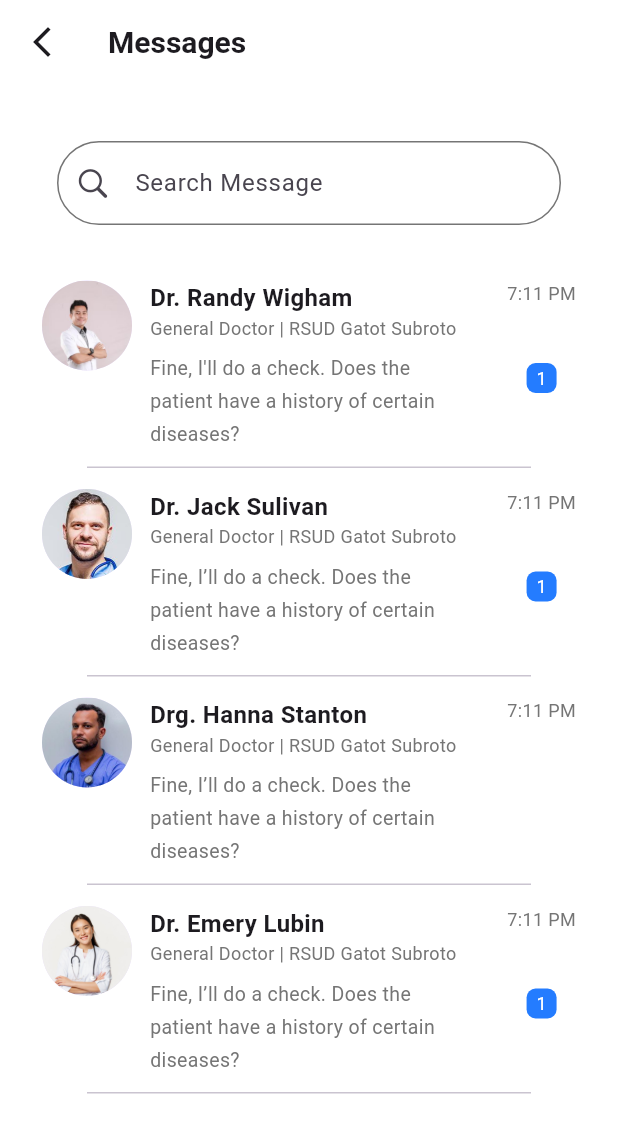
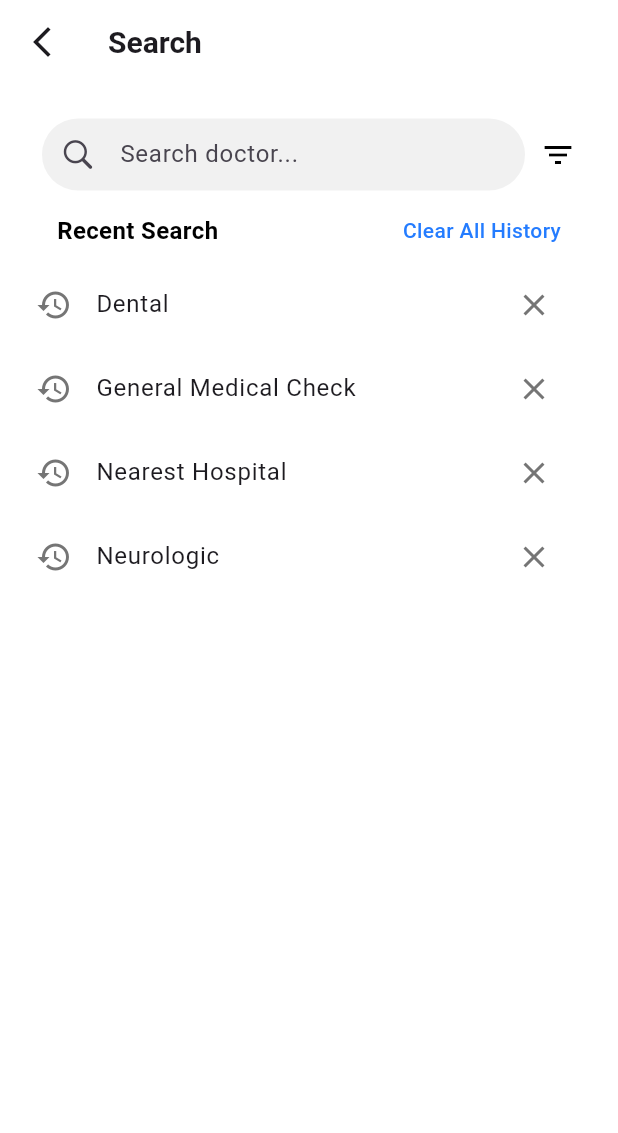
Before and after one commit to nadanasser0/Health_Care_App, a Flutter app: the screen it shows after launch, on a phone screen of 412 x 824 dp. Shown: the top 1133 px of the screen. Run offline on Flutter 3.47's test engine with Material 3 defaults, Android fonts, the phone set to English and light mode, and no system bars; our stand-ins replace easy_date_timeline, emoji_picker_flutter, file_picker, image_picker, smooth_page_indicator; missing offline and left inert: record.

Commit message:
search_screen

```diff
--- a/lib/Presentation/chats/view/chat_details_screen.dart
+++ b/lib/Presentation/chats/view/chat_details_screen.dart
@@ -100,8 +100,7 @@ class _ChatPageState extends State<ChatPage> {
             Expanded(
               child: ListView.builder(
                 controller:
-                    _scrollController, // ✅ نتحكم في حركة القائمة لما نضيف رسالة
-                padding: const EdgeInsets.all(12),
+                    _scrollController,                padding: const EdgeInsets.all(12),
                 itemCount: _messages.length,
                 itemBuilder: (context, index) {
                   final msg = _messages[index];
--- a/lib/Presentation/chats/view/chats_list_screen.dart
+++ b/lib/Presentation/chats/view/chats_list_screen.dart
@@ -17,7 +17,8 @@ class _ChatsListScreen extends State<ChatsListScreen> {
 
   @override
   Widget build(BuildContext context) {
-    return Scaffold(
+    return
+    Scaffold(
       backgroundColor: AppColors.whiteColor,
       appBar:
       AppBar(
--- /dev/null
+++ b/lib/Presentation/search/search_screen.dart
@@ -0,0 +1,495 @@
+import 'package:flutter/cupertino.dart';
+import 'package:flutter/material.dart';
+import 'package:health_care_app/core/constants/colors.dart';
+
+class SearchScreen extends StatefulWidget {
+  const SearchScreen({super.key});
+
+  @override
+  State<SearchScreen> createState() => _SearchScreenState();
+}
+
+class _SearchScreenState extends State<SearchScreen> {
+  String selectedFilter = "All";
+  String searchText = "";
+  String selectedSpeciality = "All";
+  double? selectedRating;
+
+  List<String> recentSearches = [
+    "Dental",
+    "General Medical Check",
+    "Nearest Hospital",
+    "Neurologic"
+  ];
+
+  final List<Map<String, dynamic>> allDoctors = List.generate(20, (index) {
+    final baseDoctors = [
+      {
+        "name": "Dr. Randy Wigham",
+        "speciality": "General",
+        "hospital": "RSUD Gatot Subroto",
+        "rating": 4.8,
+        "reviews": 4279,
+        "image": "lib/images/doc1(chat).jpg"
+      },
+      {
+        "name": "Dr. Jack Sulivan",
+        "speciality": "Neurologic",
+        "hospital": "RSUD Gatot Subroto",
+        "rating": 4.5,
+        "reviews": 4279,
+        "image": "lib/images/doc2(chat).jpg"
+      },
+      {
+        "name": "Dr. Hanna Stanton",
+        "speciality": "Pediatric",
+        "hospital": "RSUD Gatot Subroto",
+        "rating": 4.3,
+        "reviews": 4279,
+        "image": "lib/images/doc3(chat).jpg"
+      },
+    ];
+    return baseDoctors[index % baseDoctors.length];
+  });
+
+  List<Map<String, dynamic>> filteredDoctors = [];
+
+  @override
+  void initState() {
+    super.initState();
+    filteredDoctors = allDoctors;
+  }
+
+  void _filterDoctors() {
+    setState(() {
+      filteredDoctors = allDoctors.where((doctor) {
+        final matchesSearch = doctor["name"]
+                .toString()
+                .toLowerCase()
+                .contains(searchText.toLowerCase()) ||
+            doctor["speciality"]
+                .toString()
+                .toLowerCase()
+                .contains(searchText.toLowerCase());
+
+        final matchesSpeciality =
+            selectedSpeciality == "All" || doctor["speciality"] == selectedSpeciality;
+
+        final matchesRating =
+            selectedRating == null || doctor["rating"] >= selectedRating!;
+
+        return matchesSearch && matchesSpeciality && matchesRating;
+      }).toList();
+    });
+  }
+
+  void _openSortBottomSheet() {
+    showModalBottomSheet(
+      context: context,
+      backgroundColor: AppColors.whiteColor,
+      shape: const RoundedRectangleBorder(
+        borderRadius: BorderRadius.vertical(top: Radius.circular(25)),
+      ),
+      builder: (context) {
+        return StatefulBuilder(
+          builder: (context, setModalState) {
+            return Padding(
+              padding: const EdgeInsets.all(30),
+              child: Column(
+                mainAxisSize: MainAxisSize.min,
+                crossAxisAlignment: CrossAxisAlignment.start,
+                children: [
+                  Center(
+                    child: Container(
+                      width: 40,
+                      height: 4,
+                      decoration: BoxDecoration(
+                        color: AppColors.greyColor,
+                        borderRadius: BorderRadius.circular(10),
+                      ),
+                    ),
+                  ),
+                  const SizedBox(height: 15),
+                  const Center(
+                    child: Text(
+                      "Sort By",
+                      style: TextStyle(fontSize: 18, fontWeight: FontWeight.w600),
+                    ),
+                  ),
+                  const SizedBox(height: 30),
+                  Divider(
+                      indent: 10,
+                      endIndent: 10,
+                      height: .4,
+                      color: AppColors.greyColor.withOpacity(.2)),
+                  const SizedBox(height: 30),
+                  const Text(
+                    "Speciality",
+                    style: TextStyle(fontSize: 16, fontWeight: FontWeight.w500),
+                  ),
+                  const SizedBox(height: 20),
+                  Wrap(
+                    spacing: 10,
+                    children: ["All", "General", "Neurologic", "Pediatric"]
+                        .map((filter) => ChoiceChip(
+                              label: Text(filter),
+                              selected: selectedSpeciality == filter,
+                              selectedColor: AppColors.blueColor,
+                              labelStyle: TextStyle(
+                                color: selectedSpeciality == filter
+                                    ?AppColors.whiteColor
+                                    :AppColors.blackColor,
+                              ),
+                              onSelected: (val) {
+                                setModalState(() {
+                                  selectedSpeciality = filter;
+                                });
+                              },
+                            ))
+                        .toList(),
+                  ),
+                  const SizedBox(height: 30),
+                  const Text(
+                    "Rating",
+                    style: TextStyle(fontSize: 16, fontWeight: FontWeight.w500),
+                  ),
+                  const SizedBox(height: 20),
+                  Wrap(
+                    spacing: 10,
+                    children: [
+
+
+                      ChoiceChip(
+                        showCheckmark: false,
+
+
+                        avatar: Icon(Icons.star, size: 16, color: AppColors.whiteColor),
+                        label: const Text("All"),
+                        selected: selectedRating == null,
+                        selectedColor: AppColors.blueColor,
+                        labelStyle: TextStyle(
+                          color: selectedRating == null ?AppColors.whiteColor :AppColors.greyColor,
+                        ),
+                        onSelected: (val) {
+                          setModalState(() {
+                            selectedRating = null;
+                          });
+                        },
+                      ),
+                      ...[5.0, 4.0, 3.0].map(
+                        (rate) => ChoiceChip(
+
+                          showCheckmark: false,
+
+                          avatar:  Icon(Icons.star, size: 16, color:AppColors.whiteColor),
+                          label: Text(rate.toInt().toString()),
+                          selected: selectedRating == rate,
+                          selectedColor: AppColors.blueColor,
+                          labelStyle: TextStyle(
+                            color: selectedRating == rate ?AppColors.whiteColor : AppColors.blackColor,
+                          ),
+                          onSelected: (val) {
+                            setModalState(() {
+                              selectedRating = rate;
+                            });
+                          },
+                        ),
+                      ),
+                    ],
+                  ),
+                  const SizedBox(height: 35),
+                  SizedBox(
+                    width: double.infinity,
+                    child: ElevatedButton(
+                      style: ElevatedButton.styleFrom(
+                        backgroundColor: AppColors.blueColor,
+                        shape: RoundedRectangleBorder(
+                          borderRadius: BorderRadius.circular(12),
+                        ),
+                        padding: const EdgeInsets.symmetric(vertical: 14),
+                      ),
+                      onPressed: () {
+                        Navigator.pop(context);
+                        _filterDoctors();
+                      },
+                      child:  Text(
+                        "Done",
+                        style: TextStyle(fontSize: 16, color:AppColors.whiteColor),
+                      ),
+                    ),
+                  ),
+                  const SizedBox(height: 10),
+                ],
+              ),
+            );
+          },
+        );
+      },
+    );
+  }
+
+  @override
+  Widget build(BuildContext context) {
+    return Scaffold(
+      backgroundColor: AppColors.whiteColor,
+      appBar: AppBar(
+        leading: IconButton(
+          onPressed: () => Navigator.pop(context),
+          icon: const Icon(Icons.arrow_back_ios_new),
+        ),
+        backgroundColor: AppColors.whiteColor,
+        title: const Text(
+          "Search",
+          style: TextStyle(fontSize: 20, fontWeight: FontWeight.w600),
+        ),
+        elevation: 0,
+      ),
+      body:
+      Padding(
+        padding: const EdgeInsets.all(8.0),
+        child:
+         Column(
+          crossAxisAlignment: CrossAxisAlignment.start,
+          children: [
+            Padding(
+              padding: const EdgeInsets.symmetric(horizontal: 20, vertical: 15),
+              child:
+              Row(
+                children: [
+                  Expanded(
+                    child:
+                     TextField(
+                      onChanged: (value) {
+                        searchText = value;
+                        _filterDoctors();
+                      },
+                      onSubmitted: (value) {
+                        setState(() {
+                          searchText = value;
+                          if (value.trim().isNotEmpty &&
+                              !recentSearches.contains(value)) {
+                            recentSearches.insert(0, value);
+                          }
+                        });
+                        _filterDoctors();
+                      },
+                      decoration: InputDecoration(
+                        hintText: "Search doctor...",
+                        prefixIcon: const Icon(CupertinoIcons.search),
+                        filled: true,
+                        fillColor: AppColors.greyColor.withOpacity(0.1),
+                        contentPadding: const EdgeInsets.symmetric(vertical: 0),
+                        border: OutlineInputBorder(
+                          borderRadius: BorderRadius.circular(25),
+                          borderSide: BorderSide.none,
+                        ),
+                      ),
+                    ),
+                  ),
+                  const SizedBox(width: 10),
+                  InkWell(
+                    onTap: _openSortBottomSheet,
+                    borderRadius: BorderRadius.circular(100),
+                    child:  Icon(Icons.filter_list, color:AppColors.blackColor),
+                  ),
+                ],
+              ),
+            ),
+
+            if (searchText.isEmpty) ...[
+              Padding(
+                padding: const EdgeInsets.symmetric(horizontal: 30),
+                child: Row(
+                  mainAxisAlignment: MainAxisAlignment.spaceBetween,
+                  children: [
+                     Text(
+                      "Recent Search",
+                      style: TextStyle(
+                        fontSize: 16,
+                        fontWeight: FontWeight.w600,
+                        color: AppColors.blackColor,
+                      ),
+                    ),
+                    GestureDetector(
+                      onTap: () {
+                        setState(() {
+                          recentSearches.clear();
+                        });
+                      },
+                      child:  Text(
+                        "Clear All History",
+                        style: TextStyle(
+                          fontSize: 14,
+                          color:AppColors.blueColor,
+                          fontWeight: FontWeight.w500,
+                        ),
+                      ),
+                    ),
+                  ],
+                ),
+              ),
+              const SizedBox(height: 10),
+              ListView.builder(
+                shrinkWrap: true,
+                physics: const NeverScrollableScrollPhysics(),
+                itemCount: recentSearches.length,
+                itemBuilder: (context, index) {
+                  final item = recentSearches[index];
+                  return
+                  ListTile(
+                    leading:  Icon(Icons.history, color:AppColors.greyColor),
+                    title: Text(item),
+                    trailing: IconButton(
+                      icon:  Icon(Icons.close, color: AppColors.greyColor),
+                      onPressed: () {
+                        setState(() {
+                          recentSearches.removeAt(index);
+                        });
+                      },
+                    ),
+                    onTap: () {
+                      setState(() {
+                        searchText = item;
+                      });
+                      _filterDoctors();
+                    },
+                  );
+                },
+              ),
+            ],
+
+            if (searchText.isNotEmpty) ...[
+              Padding(
+                padding: const EdgeInsets.symmetric(horizontal: 25),
+                child: Text(
+                  "${filteredDoctors.length} founds",
+                  style: const TextStyle(fontSize: 16, fontWeight: FontWeight.w600),
+                ),
+              ),
+              const SizedBox(height: 10),
+
+              Padding(
+                padding: const EdgeInsets.symmetric(horizontal: 20, vertical: 10),
+                child: SingleChildScrollView(
+                  scrollDirection: Axis.horizontal,
+                  child: Row(
+                    children: ["All", "General", "Neurologic", "Pediatric"]
+                        .map(
+                          (filter) => Padding(
+                            padding: const EdgeInsets.only(right: 10),
+                            child:
+                            ChoiceChip(
+                              showCheckmark: false,
+                              shape: RoundedRectangleBorder(borderRadius: BorderRadius.circular(25)),
+                              label: Text(filter),
+                              selected: selectedSpeciality == filter,
+                              selectedColor: AppColors.blueColor,
+                              labelStyle: TextStyle(
+                                color: selectedSpeciality == filter
+                                    ? AppColors.whiteColor
+                                    :AppColors.blackColor,
+                              ),
+                              onSelected: (val) {
+                                setState(() {
+                                  selectedSpeciality = filter;
+                                  _filterDoctors();
+                                });
+                              },
+                            ),
+                          ),
+                        )
+                        .toList(),
+                  ),
+                ),
+              ),
+
+              Expanded(
+                child: ListView.builder(
+                  padding: const EdgeInsets.symmetric(horizontal: 15),
+                  itemCount: filteredDoctors.length,
+                  itemBuilder: (context, index) {
+                    final doctor = filteredDoctors[index];
+                    return Container(
+                      margin: const EdgeInsets.only(bottom: 15),
+                      decoration: BoxDecoration(
+                        color: AppColors.whiteColor,
+                        borderRadius: BorderRadius.circular(20),
+                        boxShadow: [
+                          BoxShadow(
+                            color:AppColors.greyColor.withOpacity(.2),
+                            blurRadius: 10,
+                            offset: const Offset(0, 5),
+                          ),
+                        ],
+                      ),
+                      child:
+                     Container(
+  margin: const EdgeInsets.only(bottom: 15),
+  padding: const EdgeInsets.all(15),
+  decoration: BoxDecoration(
+    color:AppColors.whiteColor,
+    borderRadius: BorderRadius.circular(20),
+
+  ),
+  child: Row(
+    crossAxisAlignment: CrossAxisAlignment.start,
+    children: [
+      ClipRRect(
+        borderRadius: BorderRadius.circular(15),
+        child: Image.asset(
+          doctor["image"],
+          width: 100,
+          height: 100,
+          fit: BoxFit.contain,
+        ),
+      ),
+      const SizedBox(width: 15),
+      Expanded(
+        child: Column(
+          crossAxisAlignment: CrossAxisAlignment.start,
+          children: [
+            Text(
+              doctor["name"],
+              style: const TextStyle(
+                fontWeight: FontWeight.w600,
+                fontSize: 16,
+              ),
+            ),
+            const SizedBox(height: 5),
+            Text(
+              "${doctor["speciality"]} | ${doctor["hospital"]}",
+              style: TextStyle(
+                color: AppColors.greyColor,
+                fontSize: 13,
+              ),
+            ),
+            const SizedBox(height: 8),
+            Row(
+              children: [
+                 Icon(Icons.star, color:AppColors.yellowcolor, size: 16),
+                const SizedBox(width: 5),
+                Text(
+                  "${doctor["rating"]} (${doctor["reviews"]} reviews)",
+                  style: TextStyle(
+                    color: AppColors.greyColor,
+                    fontSize: 13,
+                  ),
+                ),
+              ],
+            ),
+          ],
+        ),
+      ),
+    ],
+  ),
+), );
+                  },
+                ),
+              ),
+            ],
+          ],
+        ),
+      ),
+    );
+  }
+}
--- a/lib/core/constants/colors.dart
+++ b/lib/core/constants/colors.dart
@@ -11,6 +11,8 @@ static final Color textColor = Color(0xFF223A6A);
 static final Color spalshBackGroundColor = Color(0xFFE4EBF7);
 static final Color greyColor = Colors.grey[600]!;
 static final Color darkGreyColor = Color(0xFF454B60);
+static final Color yellowcolor = Color.fromARGB(255, 227, 192, 78);
+
 //static final Color redColor = Colors.red;
 
 }
--- a/lib/main.dart
+++ b/lib/main.dart
@@ -2,6 +2,7 @@ import 'package:flutter/material.dart';
 import 'package:health_care_app/Presentation/auth/view/login_view.dart';
 import 'package:health_care_app/Presentation/auth/view/signup_view.dart';
 import 'package:health_care_app/Presentation/chats/view/chats_list_screen.dart';
+import 'package:health_care_app/Presentation/search/search_screen.dart';
 import 'package:health_care_app/Presentation/splash_screen/splash.dart';
 import 'Presentation/book/book_appointment.dart';
 
@@ -16,7 +17,7 @@ class MainApp extends StatelessWidget {
   Widget build(BuildContext context) {
     return MaterialApp(
       debugShowCheckedModeBanner: false,
-      home: ChatsListScreen(),
+      home: SearchScreen(),
     );
   }
 }
```
